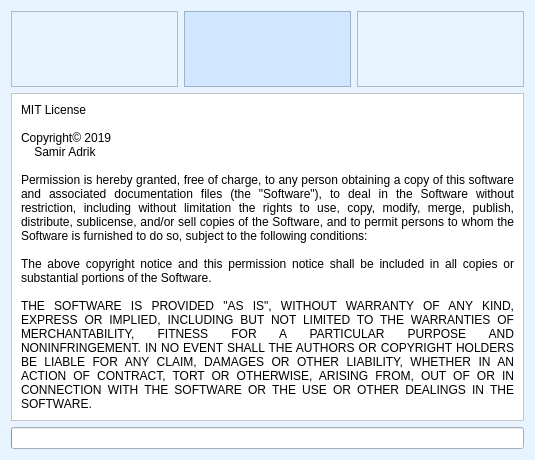
This is source/ui/views/forms/splash_form.ui in seemir/stressa as Qt 5 draws it before an edit. The edited form follows.
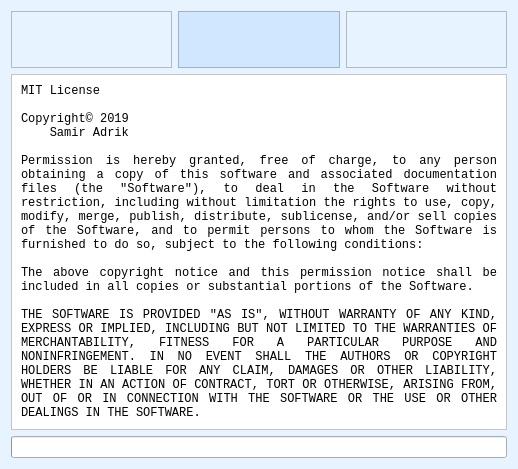
This is the edited form. Icons and pictures are not drawn.

Commit message: Fixed scaling problems for high dpi screens

The edit to the form file:
```diff
--- a/source/ui/views/forms/splash_form.ui
+++ b/source/ui/views/forms/splash_form.ui
@@ -6,14 +6,20 @@
    <rect>
     <x>0</x>
     <y>0</y>
-    <width>535</width>
-    <height>460</height>
+    <width>518</width>
+    <height>469</height>
    </rect>
   </property>
+  <property name="sizePolicy">
+   <sizepolicy hsizetype="Fixed" vsizetype="Fixed">
+    <horstretch>0</horstretch>
+    <verstretch>0</verstretch>
+   </sizepolicy>
+  </property>
   <property name="minimumSize">
    <size>
-    <width>535</width>
-    <height>460</height>
+    <width>0</width>
+    <height>0</height>
    </size>
   </property>
   <property name="maximumSize">
@@ -1758,6 +1764,11 @@
           </disabled>
          </palette>
         </property>
+        <property name="font">
+         <font>
+          <family>Consolas</family>
+         </font>
+        </property>
         <property name="autoFillBackground">
          <bool>true</bool>
         </property>
```
The commit also changes 7 other files.
